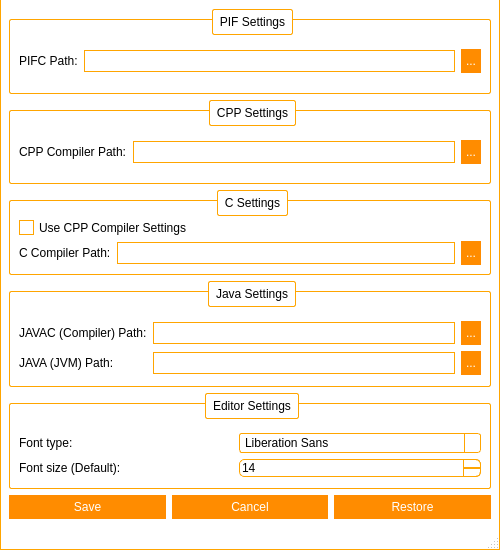
Above: src/pif_ide/settingswindow.ui from mauromascarenhas/PIF-IDE before the change. Below: the same form after it.
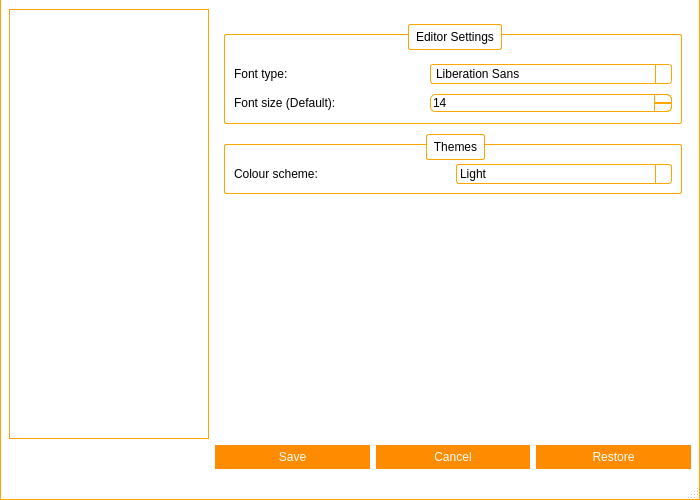
That is the form after the change. The open tabs and pages were chosen to show the change. Icons and pictures are not drawn.

Commit message:
Dark theme, bug fixes and improvements
Added:

- Dark theme.
- Light theme (for reference).
- Dark theme compatibility (can be changed in the program's preferences screen).
- Updated portuguese translation.
- Settings icons.

Improved:

- Settings window is grouped by categories (editor and compiler settings have been splitted).
- Images have been moved to a new directory.

Fixed:

- Editor settings were not being saved properly.

```diff
--- a/src/pif_ide/settingswindow.ui
+++ b/src/pif_ide/settingswindow.ui
@@ -9,20 +9,20 @@
    <rect>
     <x>0</x>
     <y>0</y>
-    <width>500</width>
-    <height>550</height>
+    <width>700</width>
+    <height>500</height>
    </rect>
   </property>
   <property name="minimumSize">
    <size>
-    <width>500</width>
-    <height>550</height>
+    <width>700</width>
+    <height>500</height>
    </size>
   </property>
   <property name="maximumSize">
    <size>
-    <width>500</width>
-    <height>550</height>
+    <width>700</width>
+    <height>500</height>
    </size>
   </property>
   <property name="windowTitle">
@@ -128,7 +128,7 @@
 	background-color: orange;
 }
 
-QWidget#tabInfo, QWidget#tabInfoLayout, QWidget#tabGeneral, QWidget#tabGeneralLayout, QWidget#tabFileLayout, QWidget#tabBackupLayout, QWidget#tabBackup, QWidget#tabHelpLayout, QWidget#screenManagerLayout{
+QWidget#settingsPage1, QWidget#settingsPage2, QWidget#tabGeneral, QWidget#tabGeneralLayout, QWidget#tabFileLayout, QWidget#tabBackupLayout, QWidget#tabBackup, QWidget#tabHelpLayout, QWidget#screenManagerLayout{
 	background: white;
 }
 
@@ -580,7 +580,621 @@
 }</string>
   </property>
   <widget class="QWidget" name="centralWidget">
+   <layout class="QGridLayout" name="gridLayout_6">
+    <item row="6" column="1">
+     <layout class="QHBoxLayout" name="horizontalLayout">
+      <item>
+       <widget class="QPushButton" name="btSave">
+        <property name="text">
+         <string>Save</string>
+        </property>
+       </widget>
+      </item>
+      <item>
+       <widget class="QPushButton" name="btCancel">
+        <property name="text">
+         <string>Cancel</string>
+        </property>
+       </widget>
+      </item>
+      <item>
+       <widget class="QPushButton" name="btReset">
+        <property name="text">
+         <string>Restore</string>
+        </property>
+       </widget>
+      </item>
+     </layout>
+    </item>
+    <item row="0" column="0" rowspan="6">
+     <widget class="QListWidget" name="settingGroups">
+      <property name="minimumSize">
+       <size>
+        <width>200</width>
+        <height>0</height>
+       </size>
+      </property>
+      <property name="maximumSize">
+       <size>
+        <width>200</width>
+        <height>16777215</height>
+       </size>
+      </property>
+      <property name="font">
+       <font>
+        <pointsize>14</pointsize>
+        <weight>75</weight>
+        <bold>true</bold>
+       </font>
+      </property>
+      <property name="alternatingRowColors">
+       <bool>true</bool>
+      </property>
+     </widget>
+    </item>
+    <item row="1" column="1">
+     <widget class="QStackedWidget" name="stackedSettings">
+      <property name="styleSheet">
+       <string notr="true">QWidget#titleBar{
+	background-color: #FFF;
+	border-top: 1px solid orange;
+	border-left: 1px solid orange;
+	border-right: 1px solid orange;
+	color: #000;
+}
+
+QWidget#centralWidget, QStatusBar{
+	background-color: #FFF;
+	border-left: 1px solid orange;
+	border-right: 1px solid orange;
+}
+
+QStatusBar{
+	border-bottom: 1px solid orange;
+}
+
+/*QTabWidget::pane {
+    border-top: 1px solid orange;
+}*/
+
+QSlider::handle:horizontal {
+    background: orange;
+}
+
+/* Vertical and horizontal line customization */
+
+QFrame[frameShape=&quot;4&quot;]
+{
+    color: orange;
+}
+
+QFrame[frameShape=&quot;5&quot;]
+{
+    color: orange;
+}
+
+/* QTabWidget elements customization */
+
+QTabWidget::pane {
+/*	border-top: 1px solid orange;*/
+	background: white;
+}
+
+QTabWidget::tab-bar {
+    left: 5px;
+}
+
+QTabBar::tab {
+	background: white;
+    min-width: 120px;
+    min-height: 20px;
+    padding: 2px;
+	border-top-left-radius: 5px;
+	border-top-right-radius: 5px;
+	margin-top: 6px;
+}
+
+QTabBar::tab:selected, QTabBar::tab:hover {
+	background: white;
+	border-top: 1px solid orange;
+	border-right: 1px solid orange;
+	border-left: 1px solid orange;
+}
+
+QTabBar::tab:selected {
+	background: white;
+	border-top: 2px solid orange;
+	border-right: 2px solid orange;
+	border-left: 2px solid orange;
+}
+
+QTabBar::tab:!selected {
+    margin-bottom: 3px;
+}
+
+QTabBar QToolButton{
+	background-color: white;
+	border: none;
+	color: black;
+}
+
+QTabBar QToolButton::hover{
+	background-color: darkorange;
+}
+
+QTabBar QToolButton::pressed{
+	background-color: orange;
+}
+
+QTabBar QToolButton::!enabled{
+	background-color: orange;
+}
+
+QWidget#settingsPage1, QWidget#settingsPage2, QWidget#tabGeneral, QWidget#tabGeneralLayout, QWidget#tabFileLayout, QWidget#tabBackupLayout, QWidget#tabBackup, QWidget#tabHelpLayout, QWidget#screenManagerLayout{
+	background: white;
+}
+
+QLineEdit{
+	border: 1px solid orange;
+	min-height: 20px;
+}
+
+QPlainTextEdit{
+	border: 1px solid orange;
+	min-height: 40px;
+}
+
+QPushButton{
+	background-color: darkorange;
+	border: 5px solid darkorange;
+	color: white;
+}
+
+QPushButton::hover{
+	background-color: orange;
+	border: 5px solid orange;
+}
+
+QPushButton::pressed{
+	background-color: darkorange;
+	border: 5px solid darkorange;
+}
+
+QPushButton::!enabled{
+	background-color: orange;
+	border: 5px solid orange;
+}
+
+/*
+	QScroll Area
+*/
+
+QScrollArea{
+	border: none;
+}
+
+QScrollArea#scrollManager{
+	border: 1px solid orange;
+	border-radius: 5px;
+}
+
+/* QScrollBar Horizontal*/
+
+QScrollBar:horizontal {
+    background: lightgray;
+    height: 10px;
+    margin: 0px 40px 0 0px;
+	border-radius: 5px;
+}
+
+QScrollBar::handle:horizontal {
+    background: orange;
+	border-radius: 5px;
+    min-width: 20px;
+}
+
+QScrollBar::add-line:horizontal {
+    background: blue;
+    width: 20px;
+    subcontrol-position: right;
+    subcontrol-origin: margin;
+	border-top-right-radius: 5px;
+	border-bottom-right-radius: 5px;
+}
+
+QScrollBar::sub-line:horizontal {
+    background: red;
+    width: 20px;
+    subcontrol-position: top right;
+    subcontrol-origin: margin;
+    position: absolute;
+    right: 20px;
+	border-top-left-radius: 5px;
+	border-bottom-left-radius: 5px;
+}
+
+QScrollBar::sub-line:horizontal:hover {
+    background: darkred;
+}
+
+QScrollBar::sub-line:horizontal:pressed {
+    background: red;
+}
+
+QScrollBar::add-line:horizontal:hover {
+    background: darkblue;
+}
+
+QScrollBar::add-line:horizontal:pressed {
+    background: blue;
+}
+
+QScrollBar:left-arrow:horizontal{
+	image: url(:/resources/images/scrollbar/slide_left.PNG);
+    width: 10px;
+    height: 10px;
+}
+
+QScrollBar::right-arrow:horizontal {
+	image: url(:/resources/images/scrollbar/slide_right.PNG);
+    width: 10px;
+    height: 10px;
+}
+
+QScrollBar::add-page:horizontal, QScrollBar::sub-page:horizontal {
+    background: none;
+}
+
+/* QScrollBar Vertical*/
+
+QScrollBar:vertical {
+    background: lightgray;
+    width: 10px;
+    margin: 0px 0px 40px 0px;
+	border-radius: 5px;
+}
+
+QScrollBar::handle:vertical {
+    background: orange;
+	border-radius: 5px;
+    min-width: 20px;
+}
+
+QScrollBar::add-line:vertical {
+    background: blue;
+    height: 20px;
+    subcontrol-position: bottom;
+    subcontrol-origin: margin;
+	border-bottom-right-radius: 5px;
+	border-bottom-left-radius: 5px;
+}
+
+QScrollBar::sub-line:vertical {
+    background: red;
+    height: 20px;
+    subcontrol-position: bottom right;
+    subcontrol-origin: margin;
+    position: absolute;
+    bottom: 20px;
+	border-top-right-radius: 5px;
+	border-top-left-radius: 5px;
+}
+
+QScrollBar::sub-line:vertical:hover {
+    background: darkred;
+}
+
+QScrollBar::sub-line:vertical:pressed {
+    background: red;
+}
+
+QScrollBar::add-line:vertical:hover {
+    background: darkblue;
+}
+
+QScrollBar::add-line:vertical:pressed {
+    background: blue;
+}
+
+QScrollBar:up-arrow:vertical{
+	image: url(:/resources/images/scrollbar/slide_up.PNG);
+	width: 10px;
+    height: 10px;
+}
+
+ QScrollBar::down-arrow:vertical{
+	image: url(:/resources/images/scrollbar/slide_down.PNG);
+	width: 10px;
+    height: 10px;
+}
+
+QScrollBar::add-page:vertical, QScrollBar::sub-page:vertical {
+    background: none;
+}
+
+/*QComboBox*/
+
+QComboBox, QFontComboBox {
+    border: 1px solid orange;
+	background: white;
+    border-radius: 3px;
+    padding: 1px 18px 1px 3px;
+    min-width: 6em;
+}
+
+QComboBox:editable {
+    background: white;
+}
+
+QComboBox:!editable, QComboBox::drop-down:editable {
+	background: white;
+}
+
+QComboBox:!editable:on, QComboBox::drop-down:editable:on {
+    background: white;
+}
+
+QComboBox:on {
+    padding-top: 3px;
+    padding-left: 4px;
+}
+
+QComboBox::drop-down {
+    subcontrol-origin: padding;
+    subcontrol-position: top right;
+    width: 15px;
+
+    border-left-width: 1px;
+    border-left-color: orange;
+    border-left-style: solid;
+    border-top-right-radius: 3px;
+    border-bottom-right-radius: 3px;
+}
+
+QComboBox::drop-down:hover {
+    background: orange;
+}
+
+QComboBox::down-arrow {
+    image: url(&quot;:/resources/images/buttons/Down_Arrow.PNG&quot;);
+	width: 10px;
+	height: 10px;
+}
+
+QComboBox::down-arrow:on {
+    top: 1px;
+    left: 1px;
+}
+
+QComboBox QAbstractItemView {
+    border: 1px solid orange;
+    selection-background-color: orange;
+    border-top-right-radius: 3px;
+    border-bottom-right-radius: 3px;
+}
+
+QComboBox QAbstractItemView:hover {
+	color: orange;
+}
+
+/*
+ * QToolButton
+ */
+
+QToolButton {
+	background: transparent;
+	border: 1px solid transparent;
+	color: black;
+}
+
+QToolButton::hover {
+	background: darkorange;
+	border: 1px solid darkorange;
+	color: white;
+}
+
+QToolButton::pressed {
+	background: orange;
+	border: 1px solid orange;
+	color: white;
+}
+
+/* QSpinBox  QDateEdit*/
+
+QSpinBox, QDoubleSpinBox, QDateEdit, QDateTimeEdit {
+	border: 1px solid orange;
+	background: white;
+    padding-right: 15px; /* make room for the arrows */
+	border-radius: 5px;
+}
+
+QSpinBox::up-button:disabled,  QSpinBox::up-button:off,
+QSpinBox::down-button:disabled,  QSpinBox::down-button:off,
+QDoubleSpinBox::up-button:disabled,  QDoubleSpinBox::up-button:off,
+QDoubleSpinBox::down-button:disabled,  QDoubleSpinBox::down-button:off,
+QDateEdit::up-button:disabled,  QDateEdit::up-button:off,
+QDateEdit::down-button:disabled,  QDateEdit::down-button:off,
+QDateTimeEdit::up-button:disabled,  QDateTimeEdit::up-button:off,
+QDateTimeEdit::down-button:disabled,  QDateTimeEdit::down-button:off{
+	background: orange;
+}
+
+QSpinBox::up-button, QDoubleSpinBox::up-button, QDateEdit::up-button, QDateTimeEdit::up-button {
+    subcontrol-origin: border;
+    subcontrol-position: top right;
+
+    width: 16px;
+	border: 1px solid orange;
+	border-top-right-radius: 5px;
+}
+
+QSpinBox::up-button:hover, QDoubleSpinBox::up-button:hover, QDateEdit::up-button:hover, QDateTimeEdit::up-button:hover {
+	background: darkorange;
+}
+
+QSpinBox::up-button:pressed, QDoubleSpinBox::up-button:pressed, QDateEdit::up-button:pressed, QDateTimeEdit::up-button:pressed {
+	background: orange;
+}
+
+QSpinBox::up-arrow, QDoubleSpinBox::up-arrow, QDateEdit::up-arrow, QDateTimeEdit::up-arrow {
+    border-image: url(:/resources/images/buttons/Up_Arrow.PNG) 1;
+    width: 7px;
+    height: 7px;
+}
+
+QSpinBox::up-arrow:disabled,
+QSpinBox::up-arrow:off,
+QDoubleSpinBox::up-arrow:disabled,
+QDoubleSpinBox::up-arrow:off,
+QDateEdit::up-arrow:disabled,
+QDateEdit::up-arrow:off,
+QDateTimeEdit::up-arrow:disabled,
+QDateTimeEdit::up-arrow:off {
+   background: transparent;
+}
+
+QSpinBox::down-button,
+QDoubleSpinBox::down-button,
+QDateEdit::down-button,
+QDateTimeEdit::down-button {
+    subcontrol-origin: border;
+    subcontrol-position: bottom right;
+
+    width: 16px;
+	border: 1px solid orange;
+	border-bottom-right-radius: 5px;
+}
+
+QSpinBox::down-button:hover,
+QDoubleSpinBox::down-button:hover,
+QDateEdit::down-button:hover,
+QDateTimeEdit::down-button:hover {
+	background: darkorange;
+}
+
+QSpinBox::down-button:pressed,
+QDoubleSpinBox::down-button:pressed,
+QDateEdit::down-button:pressed,
+QDateTimeEdit::down-button:pressed {
+	background: orange;
+}
+
+QSpinBox::down-arrow,
+QDoubleSpinBox::down-arrow,
+QDateEdit::down-arrow,
+QDateTimeEdit::down-arrow {
+    border-image: url(:/resources/images/buttons/Down_Arrow.PNG) 1;
+    width: 7px;
+    height: 7px;
+}
+
+QSpinBox::down-arrow:disabled,
+QSpinBox::down-arrow:off,
+QDoubleSpinBox::down-arrow:disabled,
+QDoubleSpinBox::down-arrow:off,
+QDateEdit::down-arrow:disabled,
+QDateEdit::down-arrow:off,
+QDateTimeEdit::down-arrow:disabled,
+QDateTimeEdit::down-arrow:off {
+   background: transparent;
+}
+
+/*QCheckBox*/
+
+QCheckBox {
+    spacing: 5px;
+}
+
+QCheckBox::indicator {
+    width: 13px;
+    height: 13px;
+}
+
+QCheckBox::indicator:unchecked {
+    border: 1px solid orange;
+}
+
+QCheckBox::indicator:unchecked:hover {
+    border: 2px solid darkorange;
+}
+
+QCheckBox::indicator:unchecked:pressed {
+    border: 2px solid orange;
+}
+
+QCheckBox::indicator:checked {
+    border: 1px solid orange;
+	image: url(:/resources/images/buttons/Close.PNG);
+}
+
+QCheckBox::indicator:checked:hover {
+    border: 2px solid darkorange;
+	image: url(:/resources/images/buttons/Close.PNG);
+}
+
+QCheckBox::indicator:checked:pressed {
+    border: 2px solid orange;
+	image: url(:/resources/images/buttons/Close.PNG);
+}
+
+QCheckBox::indicator:indeterminate:hover {
+    border: 2px solid darkorange;
+}
+
+QCheckBox::indicator:indeterminate:pressed {
+    border: 2px solid orange;
+}
+
+/*
+ * QTableWidget
+ */
+
+QTableWidget{
+	border: 1px solid orange;
+}
+
+/*
+ * QGroupBox
+ */
+
+QGroupBox {
+    border: 1px solid orange;
+    border-radius: 2px;
+    margin-top: 10px;
+    padding-top: 10px;
+}
+
+QGroupBox::title {
+    subcontrol-origin: margin;
+    subcontrol-position: top middle; /* position at the top center */
+    padding: 5px;
+    background-color: white;
+	border: 1px solid orange;
+	border-radius: 2px;
+}
+
+/*
+ * QListWidget
+ */
+
+QListWidget {
+    border: 1px solid orange;
+}</string>
+      </property>
+      <property name="frameShape">
+       <enum>QFrame::NoFrame</enum>
+      </property>
+      <property name="frameShadow">
+       <enum>QFrame::Plain</enum>
+      </property>
+      <property name="currentIndex">
+       <number>0</number>
+      </property>
+      <widget class="QWidget" name="settingsPage1">
    <layout class="QVBoxLayout" name="verticalLayout">
+        <property name="spacing">
+         <number>10</number>
+        </property>
     <item>
      <widget class="QGroupBox" name="groupBox">
       <property name="title">
@@ -639,6 +1253,9 @@
        <string>C Settings</string>
       </property>
       <layout class="QGridLayout" name="gridLayout_4">
+           <property name="verticalSpacing">
+            <number>10</number>
+           </property>
        <item row="1" column="0">
         <widget class="QLabel" name="label_3">
          <property name="text">
@@ -678,6 +1295,9 @@
        <property name="bottomMargin">
         <number>11</number>
        </property>
+           <property name="verticalSpacing">
+            <number>15</number>
+           </property>
        <item row="1" column="1">
         <widget class="QLineEdit" name="edtJava"/>
        </item>
@@ -715,6 +1335,13 @@
       </layout>
      </widget>
     </item>
+       </layout>
+      </widget>
+      <widget class="QWidget" name="settingsPage2">
+       <layout class="QVBoxLayout" name="verticalLayout_2">
+        <property name="spacing">
+         <number>10</number>
+        </property>
     <item>
      <widget class="QGroupBox" name="groupBox_5">
       <property name="title">
@@ -727,6 +1354,9 @@
        <property name="bottomMargin">
         <number>11</number>
        </property>
+           <property name="verticalSpacing">
+            <number>10</number>
+           </property>
        <item row="0" column="0">
         <widget class="QLabel" name="label_6">
          <property name="text">
@@ -771,29 +1401,51 @@
      </widget>
     </item>
     <item>
-     <layout class="QHBoxLayout" name="horizontalLayout">
-      <item>
-       <widget class="QPushButton" name="btSave">
+         <widget class="QGroupBox" name="groupBox_6">
+          <property name="title">
+           <string>Themes</string>
+          </property>
+          <layout class="QGridLayout" name="gridLayout_7">
+           <item row="0" column="0">
+            <widget class="QLabel" name="label_8">
         <property name="text">
-         <string>Save</string>
+              <string>Colour scheme:</string>
         </property>
        </widget>
       </item>
+           <item row="0" column="1">
+            <widget class="QComboBox" name="cbTheme">
       <item>
-       <widget class="QPushButton" name="btCancel">
         <property name="text">
-         <string>Cancel</string>
-        </property>
-       </widget>
+               <string>Light</string>
+              </property>
       </item>
       <item>
-       <widget class="QPushButton" name="btReset">
         <property name="text">
-         <string>Restore</string>
-        </property>
+               <string>Dark</string>
+              </property>
+             </item>
        </widget>
       </item>
      </layout>
+         </widget>
+        </item>
+        <item>
+         <spacer name="verticalSpacer">
+          <property name="orientation">
+           <enum>Qt::Vertical</enum>
+          </property>
+          <property name="sizeHint" stdset="0">
+           <size>
+            <width>20</width>
+            <height>40</height>
+           </size>
+          </property>
+         </spacer>
+        </item>
+       </layout>
+      </widget>
+     </widget>
     </item>
    </layout>
   </widget>
```
Left out of the diff: 22 changed lines with no effect on the pictures. Lines whose indentation alone changed are shown as unchanged. The commit also changes 72 other files.
